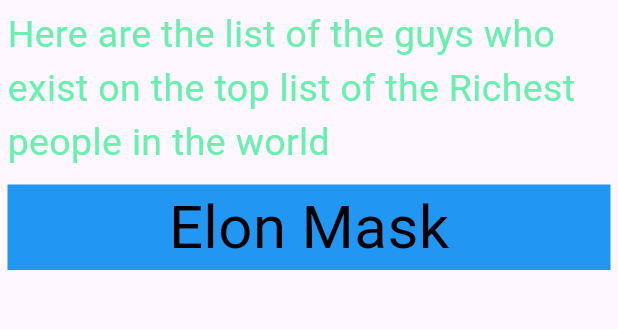
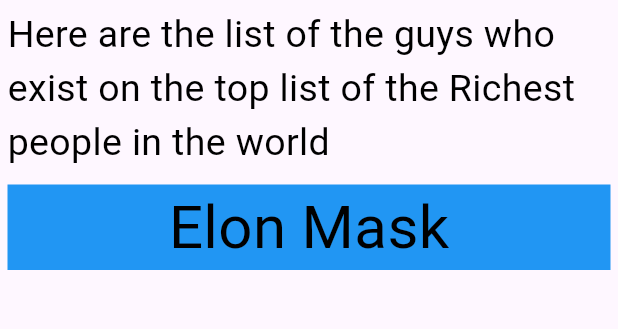
Before and after one commit to Mohammadi22/top_ten_people, a Flutter app: the screen it shows after launch, on a phone screen of 412 x 824 dp, the part 84-413 px from its top. Run offline on Flutter 3.47's test engine with Material 3 defaults, Android fonts, the light colour scheme and no system bars; key blocks and very long unbroken strings in the code were emptied for the run.

Commit message:
New changing to the home page

```diff
--- a/lib/Home.dart
+++ b/lib/Home.dart
@@ -57,7 +57,7 @@
             children: [
               Center(
                 child: Text("Here are the list of the guys who exist on the top list of the Richest people in the world",
-                style: TextStyle(color: Colors.greenAccent,fontSize: 25),),
+                style: TextStyle(color: Colors.black,fontSize: 25),),
               ),
               SizedBox(
                 height: 10,
```
